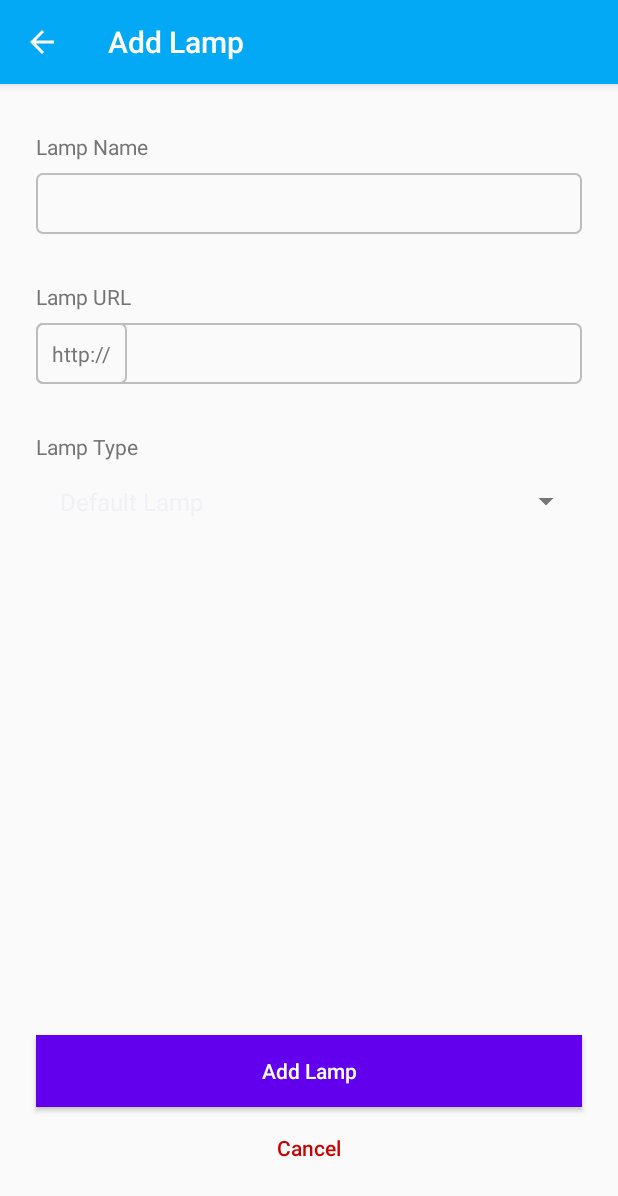
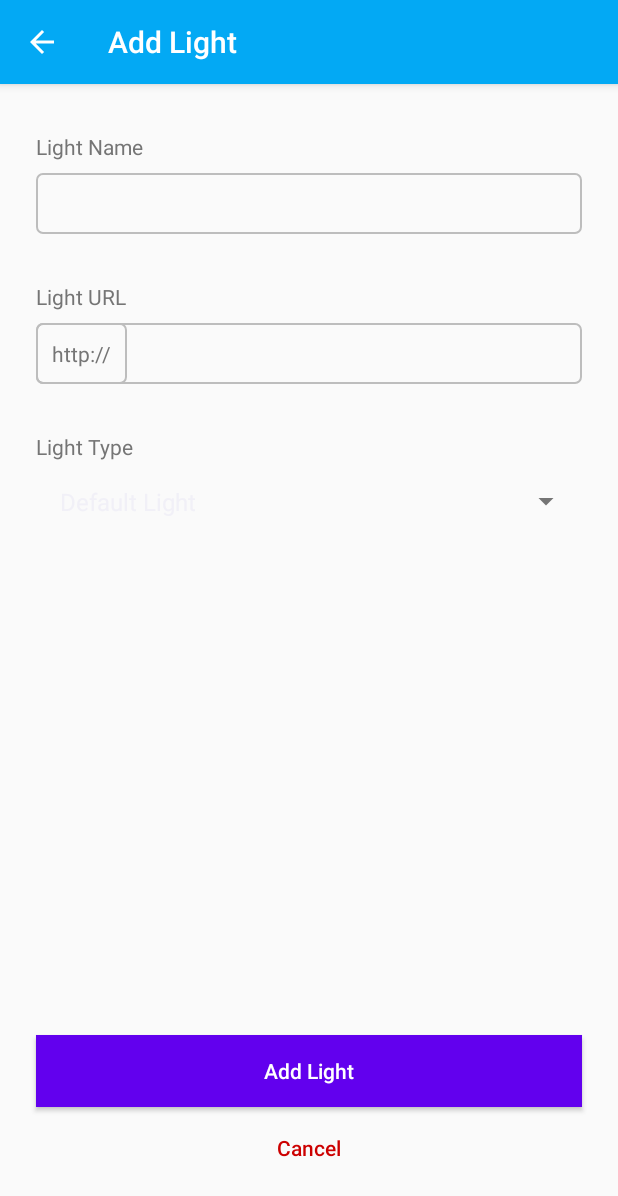
Before and after one commit to jaysyanshar/SmartLight, an Android app: the AddLight screen opened directly, with no data from a screen before it, on a phone screen of 412 x 824 dp. Shown: the top 1196 px of the screen. Run offline under Robolectric (Android 15) with nearby library versions, the phone set to English and light mode, and no system bars.

Commit message:
Fungsi terpenuhi, tinggal touch up tampilan (3)

```diff
--- a/SmartLight/app/src/main/java/com/example/smartlight/AddLamp.java
+++ b/SmartLight/app/src/main/java/com/example/smartlight/AddLight.java
@@ -7,14 +7,13 @@ import android.view.View;
 import android.widget.ArrayAdapter;
 import android.widget.EditText;
 import android.widget.Spinner;
-import android.widget.Toast;
 
 import java.util.concurrent.ExecutionException;
 
-public class AddLamp extends AppCompatActivity {
+public class AddLight extends AppCompatActivity {
 
-    public static final String EXTRA_LAMP_DATA = "lamp_data";
-    public static final String LAMP_DEFAULT_NAME = "New Light";
+    public static final String EXTRA_LIGHT_DATA = "light_data";
+    public static final String LIGHT_DEFAULT_NAME = "New Light";
 
     private Spinner typeSpinner;
 
@@ -40,7 +39,7 @@ public class AddLamp extends AppCompatActivity {
         return false;
     }
 
-    public void addLamp(View view) {
+    public void addLight(View view) {
         EditText urlEditText = findViewById(R.id.urlEditText);
         String url = urlEditText.getText().toString();
 
@@ -49,12 +48,12 @@ public class AddLamp extends AppCompatActivity {
             String name = nameEditText.getText().toString();
 
             if (name.equals("")) {
-                name = LAMP_DEFAULT_NAME;
+                name = LIGHT_DEFAULT_NAME;
             }
 
-            Lamp lamp = new Lamp(0, name, url, typeSpinner.getSelectedItemPosition(), 100, false);
+            Light light = new Light(0, name, url, typeSpinner.getSelectedItemPosition(), 100, false);
             Intent returnIntent = new Intent();
-            returnIntent.putExtra(EXTRA_LAMP_DATA, lamp);
+            returnIntent.putExtra(EXTRA_LIGHT_DATA, light);
             setResult(RESULT_OK, returnIntent);
         } else {
             setResult(RESULT_CANCELED);
@@ -71,12 +70,12 @@ public class AddLamp extends AppCompatActivity {
     @Override
     protected void onCreate(Bundle savedInstanceState) {
         super.onCreate(savedInstanceState);
-        setContentView(R.layout.activity_add_lamp);
+        setContentView(R.layout.activity_add_light);
 
-        String[] lampNames = getResources().getStringArray(R.array.lamp_types);
+        String[] lightNames = getResources().getStringArray(R.array.light_types);
 
-        typeSpinner = findViewById(R.id.lampTypeSpinner);
-        ArrayAdapter<String> spinnerAdapter = new ArrayAdapter<>(getApplicationContext(), android.R.layout.simple_spinner_item, lampNames);
+        typeSpinner = findViewById(R.id.lightTypeSpinner);
+        ArrayAdapter<String> spinnerAdapter = new ArrayAdapter<>(getApplicationContext(), android.R.layout.simple_spinner_item, lightNames);
         spinnerAdapter.setDropDownViewResource(android.R.layout.simple_spinner_dropdown_item);
 
         typeSpinner.setAdapter(spinnerAdapter);
--- a/SmartLight/app/src/main/res/layout/activity_add_lamp.xml
+++ b/SmartLight/app/src/main/res/layout/activity_add_light.xml
@@ -5,7 +5,7 @@
     android:layout_width="match_parent"
     android:layout_height="match_parent"
     android:fillViewport="true"
-    tools:context=".AddLamp">
+    tools:context=".AddLight">
 
     <android.support.constraint.ConstraintLayout
         android:layout_width="match_parent"
@@ -17,7 +17,7 @@
             android:layout_height="wrap_content"
             android:layout_marginStart="24dp"
             android:layout_marginTop="32dp"
-            android:text="@string/lamp_name"
+            android:text="@string/light_name"
             android:textAppearance="@style/TextAppearance.AppCompat.Small"
             android:textColor="@color/secondary_text"
             app:layout_constraintStart_toStartOf="parent"
@@ -36,7 +36,8 @@
             android:padding="8dp"
             app:layout_constraintEnd_toEndOf="parent"
             app:layout_constraintStart_toStartOf="parent"
-            app:layout_constraintTop_toBottomOf="@+id/nameTextView" />
+            app:layout_constraintTop_toBottomOf="@+id/nameTextView"
+            tools:ignore="Autofill,LabelFor" />
 
         <TextView
             android:id="@+id/urlTextView"
@@ -44,7 +45,7 @@
             android:layout_height="wrap_content"
             android:layout_marginStart="24dp"
             android:layout_marginTop="32dp"
-            android:text="@string/lamp_url"
+            android:text="@string/light_url"
             android:textAppearance="@style/TextAppearance.AppCompat.Small"
             android:textColor="@color/secondary_text"
             app:layout_constraintStart_toStartOf="parent"
@@ -56,14 +57,14 @@
             android:layout_height="wrap_content"
             android:layout_marginStart="24dp"
             android:layout_marginTop="32dp"
-            android:text="@string/lamp_type"
+            android:text="@string/light_type"
             android:textAppearance="@style/TextAppearance.AppCompat.Small"
             android:textColor="@color/secondary_text"
             app:layout_constraintStart_toStartOf="parent"
             app:layout_constraintTop_toBottomOf="@+id/urlLinearLayout" />
 
         <Spinner
-            android:id="@+id/lampTypeSpinner"
+            android:id="@+id/lightTypeSpinner"
             android:layout_width="0dp"
             android:layout_height="wrap_content"
             android:layout_marginStart="24dp"
@@ -75,7 +76,7 @@
             app:layout_constraintTop_toBottomOf="@+id/typeTextView" />
 
         <Button
-            android:id="@+id/addLampButton"
+            android:id="@+id/addLightButton"
             style="@style/Widget.AppCompat.Button"
             android:layout_width="0dp"
             android:layout_height="wrap_content"
@@ -83,18 +84,18 @@
             android:layout_marginTop="32dp"
             android:layout_marginEnd="24dp"
             android:background="@color/design_default_color_primary"
-            android:onClick="addLamp"
-            android:text="@string/add_lamp"
+            android:onClick="addLight"
+            android:text="@string/add_light"
             android:textAllCaps="false"
             android:textColor="@android:color/primary_text_dark"
-            app:layout_constraintBottom_toTopOf="@+id/cancelAddLampButton"
+            app:layout_constraintBottom_toTopOf="@+id/cancelAddLightButton"
             app:layout_constraintEnd_toEndOf="parent"
             app:layout_constraintStart_toStartOf="parent"
-            app:layout_constraintTop_toBottomOf="@+id/lampTypeSpinner"
+            app:layout_constraintTop_toBottomOf="@+id/lightTypeSpinner"
             app:layout_constraintVertical_bias="1.0" />
 
         <Button
-            android:id="@+id/cancelAddLampButton"
+            android:id="@+id/cancelAddLightButton"
             style="@style/Widget.AppCompat.Button.ButtonBar.AlertDialog"
             android:layout_width="0dp"
             android:layout_height="wrap_content"
@@ -142,7 +143,8 @@
                 android:background="@android:color/transparent"
                 android:ems="10"
                 android:inputType="textUri"
-                android:padding="8dp" />
+                android:padding="8dp"
+                tools:ignore="Autofill,LabelFor" />
         </LinearLayout>
 
     </android.support.constraint.ConstraintLayout>
--- a/SmartLight/app/src/main/res/layout/content_main.xml
+++ b/SmartLight/app/src/main/res/layout/content_main.xml
@@ -3,7 +3,7 @@
     xmlns:android="http://schemas.android.com/apk/res/android"
     xmlns:app="http://schemas.android.com/apk/res-auto"
     xmlns:tools="http://schemas.android.com/tools"
-    android:id="@+id/lampListView"
+    android:id="@+id/lightListView"
     android:layout_width="match_parent"
     android:layout_height="match_parent"
     app:layout_behavior="@string/appbar_scrolling_view_behavior"
--- a/SmartLight/app/src/main/res/menu/menu_main.xml
+++ b/SmartLight/app/src/main/res/menu/menu_main.xml
@@ -4,9 +4,9 @@
     tools:context="com.example.smartlight.MainActivity">
 
     <item
-        android:id="@+id/action_add_lamp"
+        android:id="@+id/action_add_light"
         android:orderInCategory="1"
-        android:title="@string/add_lamp"
+        android:title="@string/add_light"
         app:showAsAction="never" />
 
 </menu>
--- a/SmartLight/app/src/main/res/values/strings.xml
+++ b/SmartLight/app/src/main/res/values/strings.xml
@@ -1,21 +1,21 @@
 <resources>
     <string name="app_name">Smart Light</string>
     <string name="action_settings">Settings</string>
-    <string name="lamp">lamp</string>
-    <string name="lamp_name">Lamp Name</string>
-    <string name="lamp_url">Lamp URL</string>
-    <string name="lamp_type">Lamp Type</string>
-    <string name="add_lamp">Add Lamp</string>
-    <string name="remove_lamp">Remove Lamp</string>
+    <string name="light">light</string>
+    <string name="light_name">Light Name</string>
+    <string name="light_url">Light URL</string>
+    <string name="light_type">Light Type</string>
+    <string name="add_light">Add Light</string>
+    <string name="remove_light">Remove Light</string>
     <string name="cancel">Cancel</string>
-    <string-array name="lamp_types">
-        <item>Default Lamp</item>
-        <item>Desk Lamp</item>
-        <item>Floor Lamp</item>
-        <item>Ceiling Lamp</item>
+    <string-array name="light_types">
+        <item>Default Light</item>
+        <item>Desk Light</item>
+        <item>Floor Light</item>
+        <item>Ceiling Light</item>
     </string-array>
-    <string name="success_message">"Added the new light."</string>
-    <string name="failed_message">"Failed to add the new light."</string>
+    <string name="success_message">"Added a new light."</string>
+    <string name="failed_message">"Failed to add a new light."</string>
     <string name="remove_message">"%s removed successfully."</string>
     <string name="http_url">"http://%s"</string>
     <string name="http">http://</string>
@@ -23,5 +23,5 @@
     <string name="on">ON</string>
     <string name="off">OFF</string>
     <string name="exit_remove">Exit Remove</string>
-    <string name="configure_lamp">Configure Lamp</string>
+    <string name="configure_light">Configure Light</string>
 </resources>
```
Also changed, not shown: SmartLight/app/src/main/AndroidManifest.xml (+8 -6 lines), SmartLight/app/src/main/java/com/example/smartlight/ConfigureLight.java (renamed from SmartLight/app/src/main/java/com/example/smartlight/ConfigureLamp.java, +47 -42 lines), SmartLight/app/src/main/java/com/example/smartlight/LampAdapter.java (deleted, +0 -126 lines), SmartLight/app/src/main/java/com/example/smartlight/LampData.java (deleted, +0 -34 lines), SmartLight/app/src/main/java/com/example/smartlight/Light.java (renamed from SmartLight/app/src/main/java/com/example/smartlight/Lamp.java, +20 -20 lines), SmartLight/app/src/main/java/com/example/smartlight/LightAdapter.java (added, +123 -0 lines), SmartLight/app/src/main/java/com/example/smartlight/LightData.java (added, +34 -0 lines), SmartLight/app/src/main/java/com/example/smartlight/MainActivity.java (+34 -36 lines), SmartLight/app/src/main/res/layout/activity_configure_light.xml (renamed from SmartLight/app/src/main/res/layout/activity_configure_lamp.xml, +14 -9 lines), SmartLight/app/src/main/res/layout/list_content_main.xml (+10 -11 lines), SmartLight/app/src/main/res/drawable/light_ceiling.png (renamed from SmartLight/app/src/main/res/drawable/lamp_ceiling.png), SmartLight/app/src/main/res/drawable/light_default.png (renamed from SmartLight/app/src/main/res/drawable/lamp_default.png), SmartLight/app/src/main/res/drawable/light_desk.png (renamed from SmartLight/app/src/main/res/drawable/lamp_desk.png), SmartLight/app/src/main/res/drawable/light_floor.png (renamed from SmartLight/app/src/main/res/drawable/lamp_floor.png).
